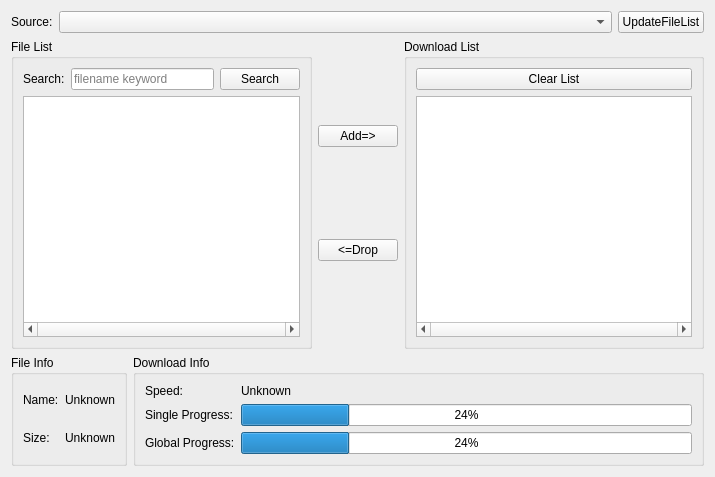
Qt form app/view/C_MainWindow/DownloadPage.ui (HsOjo/DnfDownloader) before a commit.
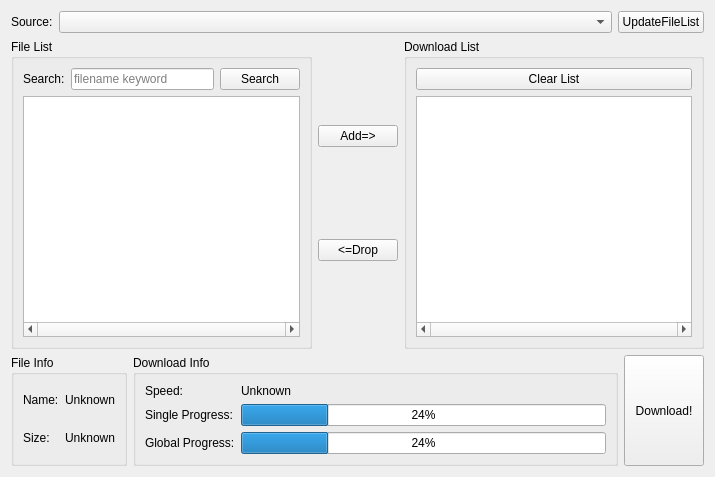
The same form after that commit.

```diff
--- a/app/view/C_MainWindow/DownloadPage.ui
+++ b/app/view/C_MainWindow/DownloadPage.ui
@@ -137,6 +137,19 @@
        </layout>
       </widget>
      </item>
+     <item row="0" column="2">
+      <widget class="QPushButton" name="pb_down">
+       <property name="sizePolicy">
+        <sizepolicy hsizetype="Minimum" vsizetype="Minimum">
+         <horstretch>0</horstretch>
+         <verstretch>0</verstretch>
+        </sizepolicy>
+       </property>
+       <property name="text">
+        <string>Download!</string>
+       </property>
+      </widget>
+     </item>
     </layout>
    </item>
    <item row="1" column="0">
```
Left out of the diff: 4 changed lines with no effect on the pictures.
